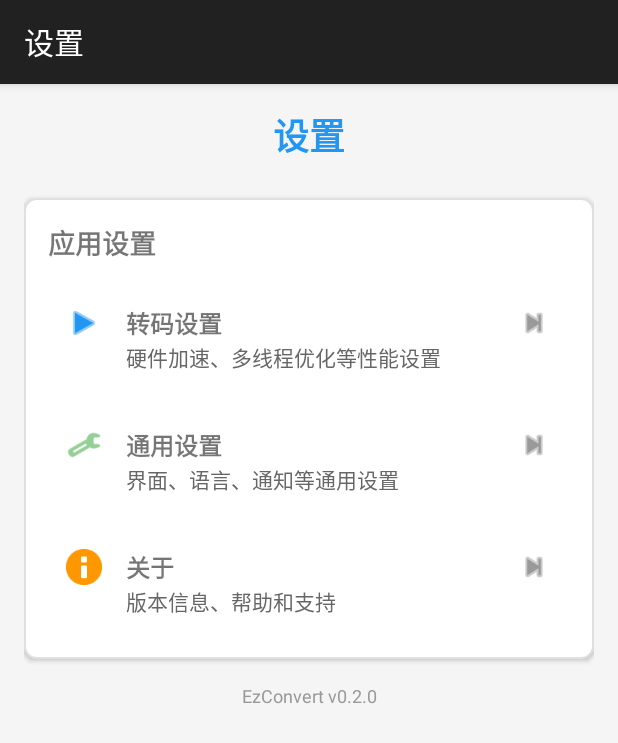
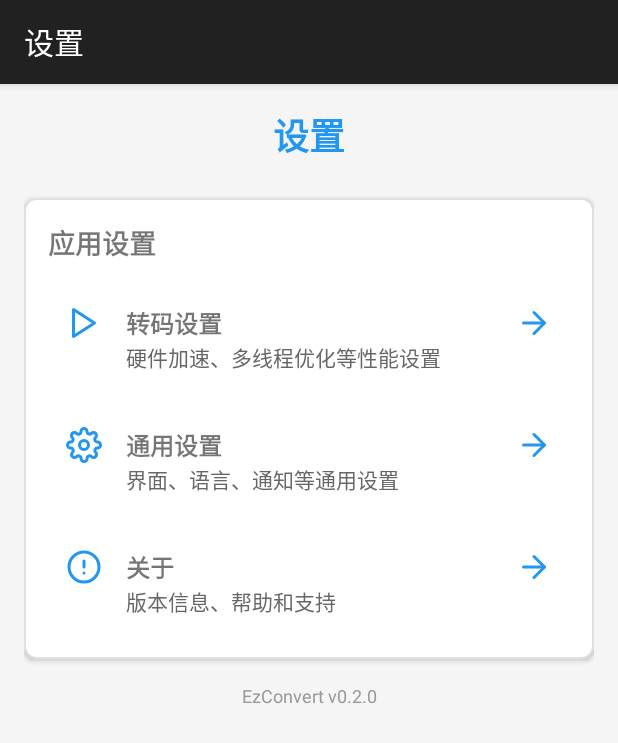
Before and after one commit to XiaoHao560/EzConvert, an Android app: the SettingsMainActivity screen opened directly, with no data from a screen before it, on a phone screen of 412 x 824 dp. Shown: the top 743 px of the screen. Run offline under Robolectric (Android 15) with nearby library versions, the light colour scheme and no system bars.

Commit message:
feat：更换设置与设置页图标ui

```diff
--- a/app/build.gradle
+++ b/app/build.gradle
@@ -14,6 +14,7 @@ android {
         versionName "0.2.0"
 
         testInstrumentationRunner "androidx.test.runner.AndroidJUnitRunner"
+        vectorDrawables.useSupportLibrary = true
 
         externalNativeBuild {
             cmake {
--- /dev/null
+++ b/app/src/main/res/drawable/alert_circle.xml
@@ -0,0 +1,29 @@
+<?xml version="1.0" encoding="utf-8"?>
+<vector xmlns:android="http://schemas.android.com/apk/res/android"
+    android:width="24dp"
+    android:height="24dp"
+    android:viewportWidth="24"
+    android:viewportHeight="24">
+
+    <path
+        android:fillColor="#00000000"
+        android:strokeColor="#2196F3"
+        android:strokeWidth="2"
+        android:strokeLineCap="round"
+        android:strokeLineJoin="round"
+        android:pathData="M 12 2 C 17.5228474983 2 22 6.47715250169 22 12 C 22 17.5228474983 17.5228474983 22 12 22 C 6.47715250169 22 2 17.5228474983 2 12 C 2 6.47715250169 6.47715250169 2 12 2 Z" />
+    <path
+        android:fillColor="#00000000"
+        android:strokeColor="#2196F3"
+        android:strokeWidth="2"
+        android:strokeLineCap="round"
+        android:strokeLineJoin="round"
+        android:pathData="M 12 8 L 12 12" />
+    <path
+        android:fillColor="#00000000"
+        android:strokeColor="#2196F3"
+        android:strokeWidth="2"
+        android:strokeLineCap="round"
+        android:strokeLineJoin="round"
+        android:pathData="M 12 16 L 12.01 16" />
+</vector>
--- /dev/null
+++ b/app/src/main/res/drawable/ic_arrow_right.xml
@@ -0,0 +1,22 @@
+<?xml version="1.0" encoding="utf-8"?>
+<vector xmlns:android="http://schemas.android.com/apk/res/android"
+    android:width="24dp"
+    android:height="24dp"
+    android:viewportWidth="24"
+    android:viewportHeight="24">
+
+    <path
+        android:fillColor="#00000000"
+        android:strokeColor="#2196F3"
+        android:strokeWidth="2"
+        android:strokeLineCap="round"
+        android:strokeLineJoin="round"
+        android:pathData="M 5 12 L 19 12" />
+    <path
+        android:fillColor="#00000000"
+        android:strokeColor="#2196F3"
+        android:strokeWidth="2"
+        android:strokeLineCap="round"
+        android:strokeLineJoin="round"
+        android:pathData="M 12 5 L 19 12 L 12 19 " />
+</vector>
--- /dev/null
+++ b/app/src/main/res/drawable/ic_play.xml
@@ -0,0 +1,15 @@
+<?xml version="1.0" encoding="utf-8"?>
+<vector xmlns:android="http://schemas.android.com/apk/res/android"
+    android:width="24dp"
+    android:height="24dp"
+    android:viewportWidth="24"
+    android:viewportHeight="24">
+
+    <path
+        android:fillColor="#00000000"
+        android:strokeColor="#2196F3"
+        android:strokeWidth="2"
+        android:strokeLineCap="round"
+        android:strokeLineJoin="round"
+        android:pathData="M5,3 L19,12 L5,21 Z" />
+</vector>
--- /dev/null
+++ b/app/src/main/res/drawable/ic_settings.xml
@@ -0,0 +1,22 @@
+<?xml version="1.0" encoding="utf-8"?>
+<vector xmlns:android="http://schemas.android.com/apk/res/android"
+    android:width="24dp"
+    android:height="24dp"
+    android:viewportWidth="24"
+    android:viewportHeight="24">
+
+    <path
+        android:fillColor="#00000000"
+        android:strokeColor="#2196F3"
+        android:strokeWidth="2"
+        android:strokeLineCap="round"
+        android:strokeLineJoin="round"
+        android:pathData="M 12 9 C 13.6568542495 9 15 10.3431457505 15 12 C 15 13.6568542495 13.6568542495 15 12 15 C 10.3431457505 15 9 13.6568542495 9 12 C 9 10.3431457505 10.3431457505 9 12 9 Z" />
+    <path
+        android:fillColor="#00000000"
+        android:strokeColor="#2196F3"
+        android:strokeWidth="2"
+        android:strokeLineCap="round"
+        android:strokeLineJoin="round"
+        android:pathData="M19.4 15a1.65 1.65 0 0 0 0.33 1.82l0.06 0.06 a2 2 0 0 1 0 2.83 2 2 0 0 1-2.83 0l-0.06-0.06a1.65 1.65 0 0 0-1.82-0.33 1.65 1.65 0 0 0-1 1.51V21a2 2 0 0 1-2 2 2 2 0 0 1-2-2v-0.09A1.65 1.65 0 0 0 9 19.4a1.65 1.65 0 0 0-1.82 0.33 l-0.06 0.06 a2 2 0 0 1-2.83 0 2 2 0 0 1 0-2.83l0.06-0.06a1.65 1.65 0 0 0 0.33-1.82 1.65 1.65 0 0 0-1.51-1H3a2 2 0 0 1-2-2 2 2 0 0 1 2-2h0.09A1.65 1.65 0 0 0 4.6 9a1.65 1.65 0 0 0-0.33-1.82l-0.06-0.06a2 2 0 0 1 0-2.83 2 2 0 0 1 2.83 0l0.06 0.06 a1.65 1.65 0 0 0 1.82 0.33 H9a1.65 1.65 0 0 0 1-1.51V3a2 2 0 0 1 2-2 2 2 0 0 1 2 2v0.09a1.65 1.65 0 0 0 1 1.51 1.65 1.65 0 0 0 1.82-0.33l0.06-0.06a2 2 0 0 1 2.83 0 2 2 0 0 1 0 2.83l-0.06 0.06 a1.65 1.65 0 0 0-0.33 1.82V9a1.65 1.65 0 0 0 1.51 1H21a2 2 0 0 1 2 2 2 2 0 0 1-2 2h-0.09a1.65 1.65 0 0 0-1.51 1z" />
+</vector>
--- a/app/src/main/res/layout/activity_settings_main.xml
+++ b/app/src/main/res/layout/activity_settings_main.xml
@@ -1,197 +1,189 @@
 <?xml version="1.0" encoding="utf-8"?>
-<ScrollView xmlns:android="http://schemas.android.com/apk/res/android"
+<ScrollView
+     xmlns:android="http://schemas.android.com/apk/res/android"
+     android:layout_height="match_parent"
      android:layout_width="match_parent"
-    android:layout_height="match_parent"
      android:background="#f5f5f5"
      android:padding="16dp">
 
     <LinearLayout
+         android:layout_height="wrap_content"
          android:layout_width="match_parent"
-        android:layout_height="wrap_content"
          android:orientation="vertical">
 
         <TextView
+             android:layout_height="wrap_content"
              android:layout_width="match_parent"
-            android:layout_height="wrap_content"
              android:layout_marginBottom="24dp"
              android:gravity="center"
+             android:textSize="24sp"
+             android:textColor="#2196F3"
              android:text="设置"
-            android:textColor="#2196F3"
-            android:textSize="24sp"
              android:textStyle="bold" />
 
         <LinearLayout
+             android:layout_height="wrap_content"
              android:layout_width="match_parent"
-            android:layout_height="wrap_content"
              android:layout_marginBottom="16dp"
              android:background="@drawable/card_background"
              android:elevation="2dp"
-            android:orientation="vertical"
-            android:padding="16dp">
+             android:padding="16dp"
+             android:orientation="vertical">
 
             <TextView
+                 android:layout_height="wrap_content"
                  android:layout_width="match_parent"
-                android:layout_height="wrap_content"
                  android:layout_marginBottom="16dp"
+                 android:textSize="18sp"
                  android:text="应用设置"
-                android:textSize="18sp"
                  android:textStyle="bold" />
 
-            <!-- 转码设置项 -->
             <LinearLayout
-                android:id="@+id/transcode_settings_item"
+                 android:layout_height="wrap_content"
                  android:layout_width="match_parent"
-                android:layout_height="wrap_content"
                  android:layout_marginBottom="12dp"
                  android:background="?android:attr/selectableItemBackground"
                  android:clickable="true"
+                 android:padding="12dp"
+                 android:orientation="horizontal"
                  android:focusable="true"
-                android:orientation="horizontal"
-                android:padding="12dp">
+                 android:id="@+id/transcode_settings_item">
 
                 <ImageView
+                     android:layout_height="24dp"
                      android:layout_width="24dp"
-                    android:layout_height="24dp"
                      android:layout_marginEnd="16dp"
-                    android:src="@android:drawable/ic_media_play"
-                    android:tint="#2196F3" />
+                     android:src="@drawable/ic_play" />
 
                 <LinearLayout
+                     android:layout_height="wrap_content"
                      android:layout_width="0dp"
-                    android:layout_height="wrap_content"
-                    android:layout_weight="1"
-                    android:orientation="vertical">
+                     android:orientation="vertical"
+                     android:layout_weight="1">
 
                     <TextView
+                         android:layout_height="wrap_content"
                          android:layout_width="match_parent"
-                        android:layout_height="wrap_content"
+                         android:textSize="16sp"
                          android:text="转码设置"
-                        android:textSize="16sp"
                          android:textStyle="bold" />
 
                     <TextView
+                         android:layout_height="wrap_content"
                          android:layout_width="match_parent"
-                        android:layout_height="wrap_content"
-                        android:text="硬件加速、多线程优化等性能设置"
+                         android:textSize="14sp"
                          android:textColor="#666"
-                        android:textSize="14sp" />
+                         android:text="硬件加速、多线程优化等性能设置" />
 
                 </LinearLayout>
 
                 <ImageView
+                     android:layout_height="24dp"
                      android:layout_width="24dp"
-                    android:layout_height="24dp"
-                    android:src="@android:drawable/ic_media_next"
-                    android:tint="#999" />
+                     android:src="@drawable/ic_arrow_right" />
 
             </LinearLayout>
 
-            <!-- 通用设置项 (预留) -->
             <LinearLayout
-                android:id="@+id/general_settings_item"
+                 android:layout_height="wrap_content"
                  android:layout_width="match_parent"
-                android:layout_height="wrap_content"
                  android:layout_marginBottom="12dp"
                  android:background="?android:attr/selectableItemBackground"
                  android:clickable="true"
+                 android:padding="12dp"
+                 android:orientation="horizontal"
                  android:focusable="true"
-                android:orientation="horizontal"
-                android:padding="12dp">
+                 android:id="@+id/general_settings_item">
 
                 <ImageView
+                     android:layout_height="24dp"
                      android:layout_width="24dp"
-                    android:layout_height="24dp"
                      android:layout_marginEnd="16dp"
-                    android:src="@android:drawable/ic_menu_preferences"
-                    android:tint="#4CAF50" />
+                     android:src="@drawable/ic_settings" />
 
                 <LinearLayout
+                     android:layout_height="wrap_content"
                      android:layout_width="0dp"
-                    android:layout_height="wrap_content"
-                    android:layout_weight="1"
-                    android:orientation="vertical">
+                     android:orientation="vertical"
+                     android:layout_weight="1">
 
                     <TextView
+                         android:layout_height="wrap_content"
                          android:layout_width="match_parent"
-                        android:layout_height="wrap_content"
+                         android:textSize="16sp"
                          android:text="通用设置"
-                        android:textSize="16sp"
                          android:textStyle="bold" />
 
                     <TextView
+                         android:layout_height="wrap_content"
                          android:layout_width="match_parent"
-                        android:layout_height="wrap_content"
-                        android:text="界面、语言、通知等通用设置"
+                         android:textSize="14sp"
                          android:textColor="#666"
-                        android:textSize="14sp" />
+                         android:text="界面、语言、通知等通用设置" />
 
                 </LinearLayout>
 
                 <ImageView
+                     android:layout_height="24dp"
                      android:layout_width="24dp"
-                    android:layout_height="24dp"
-                    android:src="@android:drawable/ic_media_next"
-                    android:tint="#999" />
+                     android:src="@drawable/ic_arrow_right" />
 
             </LinearLayout>
 
-            <!-- 关于项 (预留) -->
             <LinearLayout
-                android:id="@+id/about_item"
+                 android:layout_height="wrap_content"
                  android:layout_width="match_parent"
-                android:layout_height="wrap_content"
                  android:background="?android:attr/selectableItemBackground"
                  android:clickable="true"
+                 android:padding="12dp"
+                 android:orientation="horizontal"
                  android:focusable="true"
-                android:orientation="horizontal"
-                android:padding="12dp">
+                 android:id="@+id/about_item">
 
                 <ImageView
+                     android:layout_height="24dp"
                      android:layout_width="24dp"
-                    android:layout_height="24dp"
                      android:layout_marginEnd="16dp"
-                    android:src="@android:drawable/ic_dialog_info"
-                    android:tint="#FF9800" />
+                     android:src="@drawable/alert_circle" />
 
                 <LinearLayout
+                     android:layout_height="wrap_content"
                      android:layout_width="0dp"
-                    android:layout_height="wrap_content"
-                    android:layout_weight="1"
-                    android:orientation="vertical">
+                     android:orientation="vertical"
+                     android:layout_weight="1">
 
                     <TextView
+                         android:layout_height="wrap_content"
                          android:layout_width="match_parent"
-                        android:layout_height="wrap_content"
+                         android:textSize="16sp"
                          android:text="关于"
-                        android:textSize="16sp"
                          android:textStyle="bold" />
 
                     <TextView
+                         android:layout_height="wrap_content"
                          android:layout_width="match_parent"
-                        android:layout_height="wrap_content"
-                        android:text="版本信息、帮助和支持"
+                         android:textSize="14sp"
                          android:textColor="#666"
-                        android:textSize="14sp" />
+                         android:text="版本信息、帮助和支持" />
 
                 </LinearLayout>
 
                 <ImageView
+                     android:layout_height="24dp"
                      android:layout_width="24dp"
-                    android:layout_height="24dp"
-                    android:src="@android:drawable/ic_media_next"
-                    android:tint="#999" />
+                     android:src="@drawable/ic_arrow_right" />
 
             </LinearLayout>
 
         </LinearLayout>
 
         <TextView
+             android:layout_height="wrap_content"
              android:layout_width="match_parent"
-            android:layout_height="wrap_content"
              android:gravity="center"
-            android:text="EzConvert v0.2.0"
+             android:textSize="12sp"
              android:textColor="#999"
-            android:textSize="12sp" />
+             android:text="EzConvert v0.2.0" />
 
     </LinearLayout>
 
```
Also changed, not shown: app/src/main/res/drawable/ic_list.xml (added, +42 -0 lines), app/src/main/res/drawable/ic_menu.xml (added, +17 -0 lines), app/src/main/res/layout/activity_main.xml (+4 -5 lines), app/src/main/res/layout/activity_settings.xml (+46 -45 lines). Lines whose indentation alone changed are shown as unchanged.
